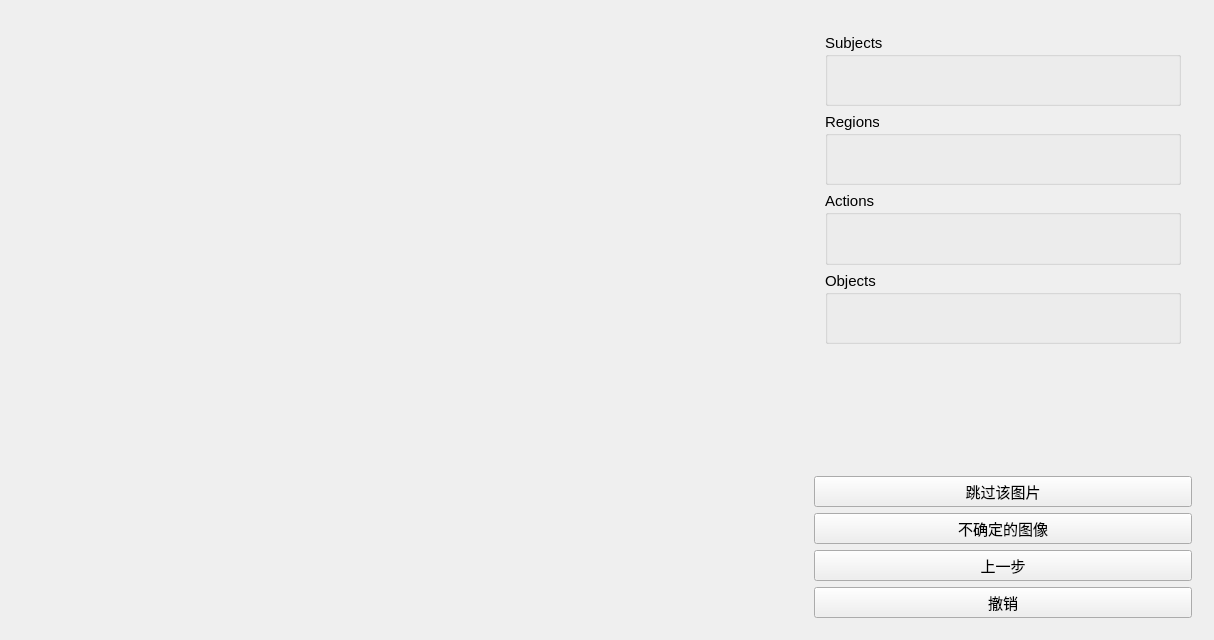
This is mainwidget.ui in zonekey/img_classifier_prepare as Qt 5 draws it before an edit. The edited form follows.
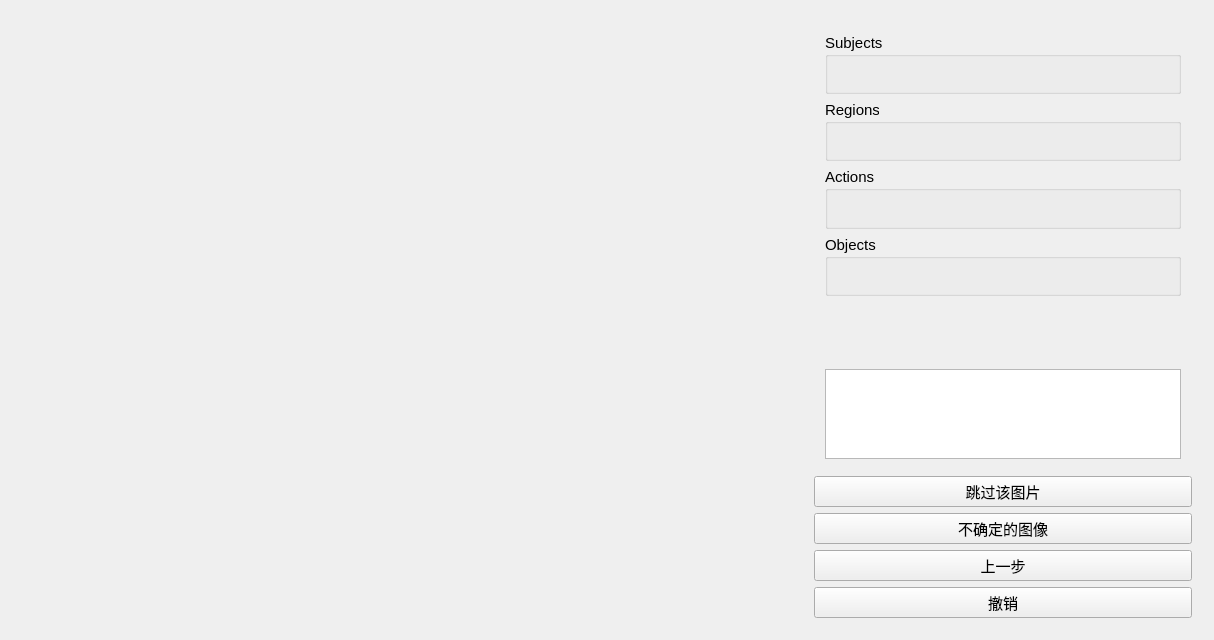
This is the edited form.

Patch:
```diff
--- a/mainwidget.ui
+++ b/mainwidget.ui
@@ -76,9 +76,9 @@
               </layout>
              </item>
              <item>
-              <widget class="QLabel" name="label_result">
+              <widget class="QTextBrowser" name="textBrowser_result">
                <property name="sizePolicy">
-                <sizepolicy hsizetype="Preferred" vsizetype="Fixed">
+                <sizepolicy hsizetype="Expanding" vsizetype="Fixed">
                  <horstretch>0</horstretch>
                  <verstretch>0</verstretch>
                 </sizepolicy>
@@ -86,13 +86,13 @@
                <property name="minimumSize">
                 <size>
                  <width>0</width>
-                 <height>30</height>
+                 <height>50</height>
                 </size>
                </property>
                <property name="maximumSize">
                 <size>
                  <width>16777215</width>
-                 <height>30</height>
+                 <height>90</height>
                 </size>
                </property>
                <property name="font">
@@ -101,9 +101,6 @@
                  <pointsize>12</pointsize>
                 </font>
                </property>
-               <property name="text">
-                <string/>
-               </property>
               </widget>
              </item>
             </layout>
```
Left out of the diff: 1 changed line with no effect on the pictures.
